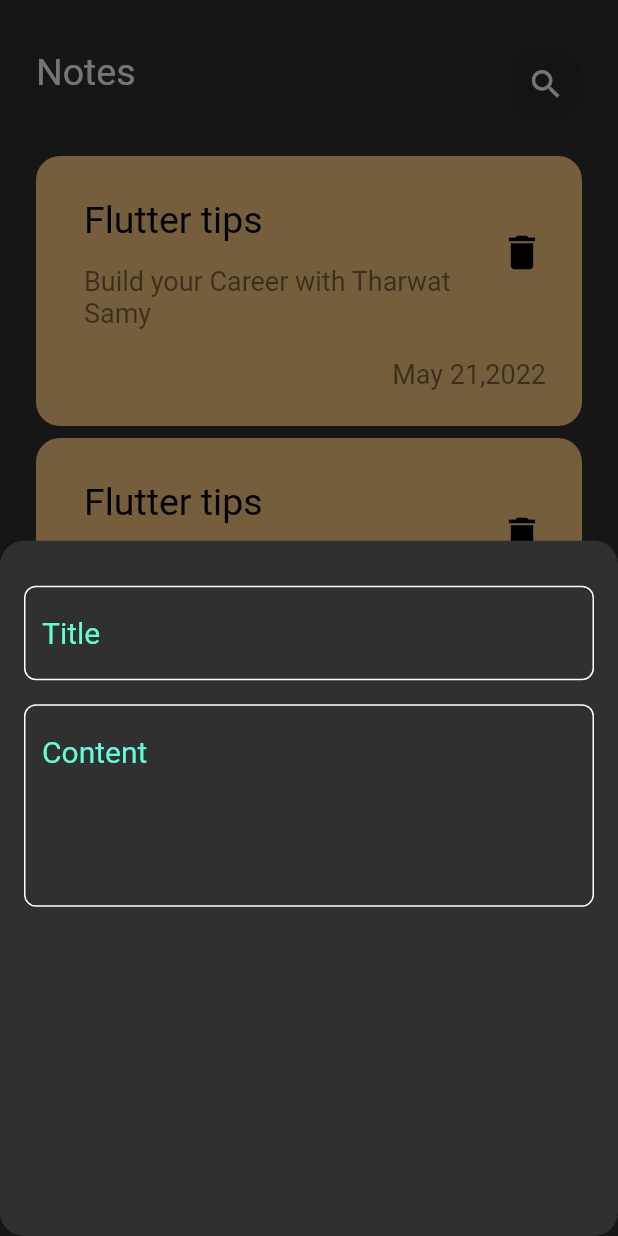
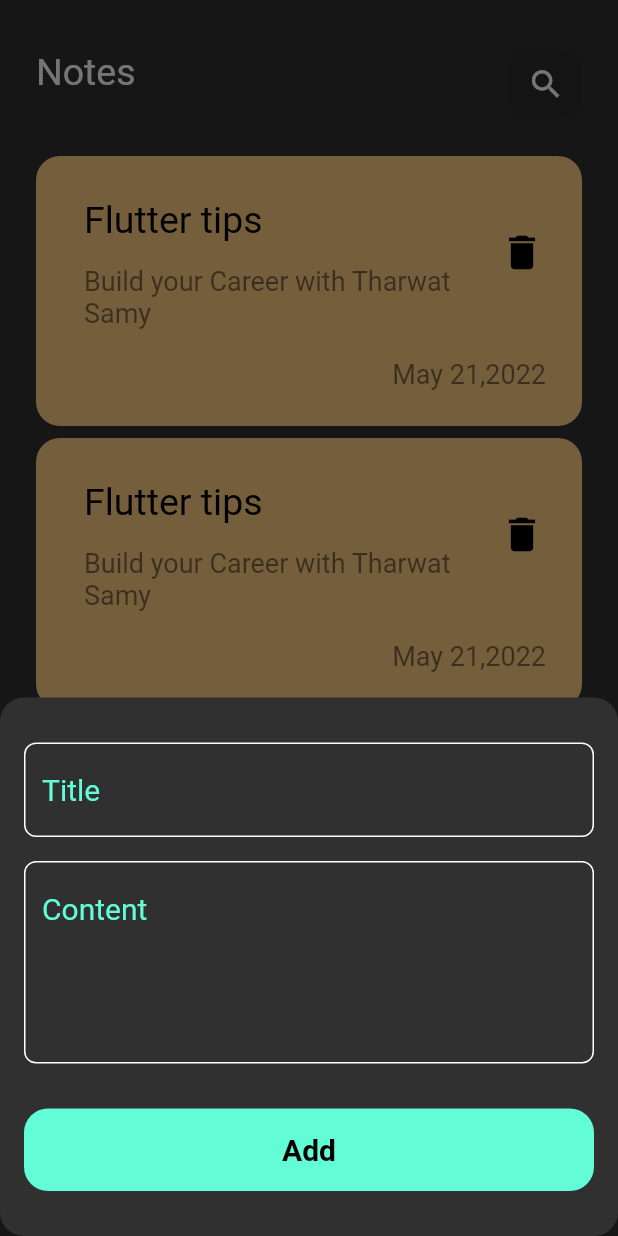
Before and after one commit to sara-reda-hegazy/notes_app, a Flutter app: the screen it shows after launch, after a tap on the "add" icon, on a phone screen of 412 x 824 dp. Run offline on Flutter 3.47's test engine with Material 2 defaults, Android fonts, the phone set to English and light mode, and no system bars.

Commit message:
finish notes bottom sheet

```diff
--- a/lib/widgets/add_note_bottom_sheet.dart
+++ b/lib/widgets/add_note_bottom_sheet.dart
@@ -1,4 +1,5 @@
 import 'package:flutter/material.dart';
+import 'package:notesapp/widgets/custom_button.dart';
 import 'package:notesapp/widgets/custom_text_field.dart';
 
 class AddNoteBottomSheet extends StatelessWidget {
@@ -6,15 +7,19 @@ class AddNoteBottomSheet extends StatelessWidget {
 
   @override
   Widget build(BuildContext context) {
-    return const Padding(
-      padding:  EdgeInsets.symmetric(horizontal: 16,vertical: 30),
-      child: Column(
-        children: [
-          CustomTextField(hintText:'Title',),
-          SizedBox(height: 16,),
-          CustomTextField(hintText:'Content',maxLines: 5,)
-        ],
+    return const  Padding(
+      padding: EdgeInsets.symmetric(horizontal: 16,vertical: 30),
+      child:  SingleChildScrollView(
+        child: Column(
+          children: [
+            CustomTextField(hintText:'Title',),
+            SizedBox(height: 16,),
+            CustomTextField(hintText:'Content',maxLines: 5,),
+            SizedBox(height: 30,),
+            CustomButton(),
+          ],
 
+        ),
       ),
     );
   }
--- /dev/null
+++ b/lib/widgets/custom_button.dart
@@ -0,0 +1,21 @@
+import 'package:flutter/material.dart';
+
+import '../constants.dart';
+
+class CustomButton extends StatelessWidget {
+  const CustomButton({super.key});
+
+  @override
+  Widget build(BuildContext context) {
+    return Container(
+      decoration: BoxDecoration(
+        color: kprimaryColor,
+        borderRadius: BorderRadius.circular(16),
+      ),
+      width: MediaQuery.of(context).size.width,
+      height: 55,
+      child:const Center(
+        child: Text('Add',style: TextStyle(color: Colors.black,fontSize: 20,fontWeight: FontWeight.bold),)),
+    );
+  }
+}
```
